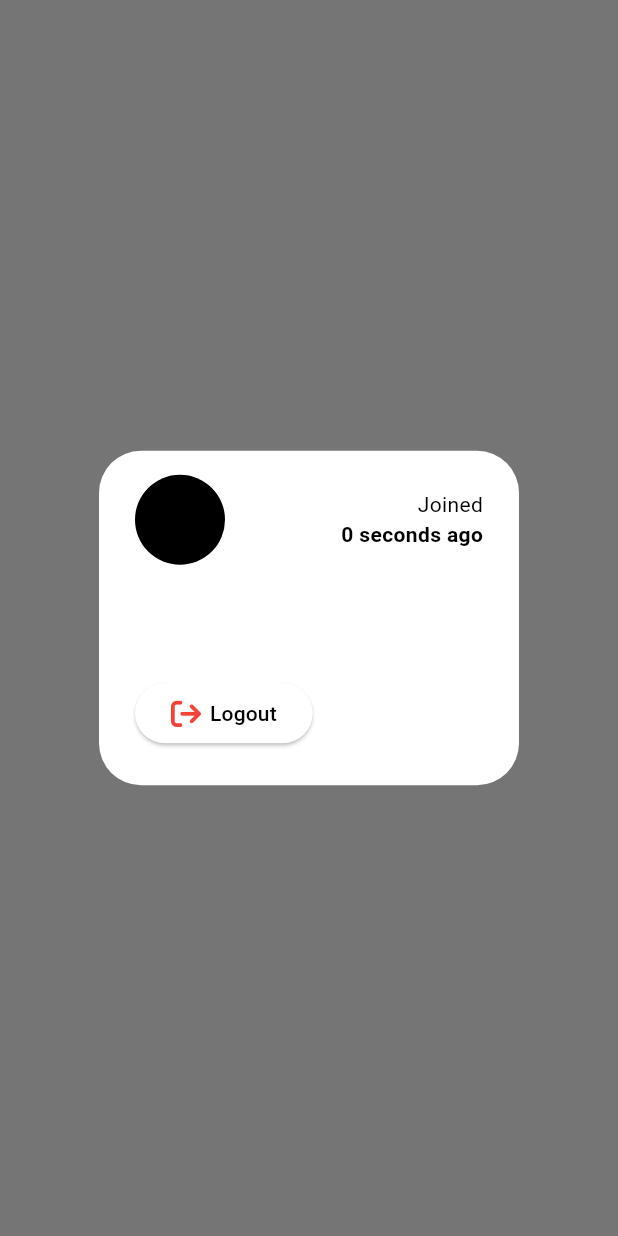
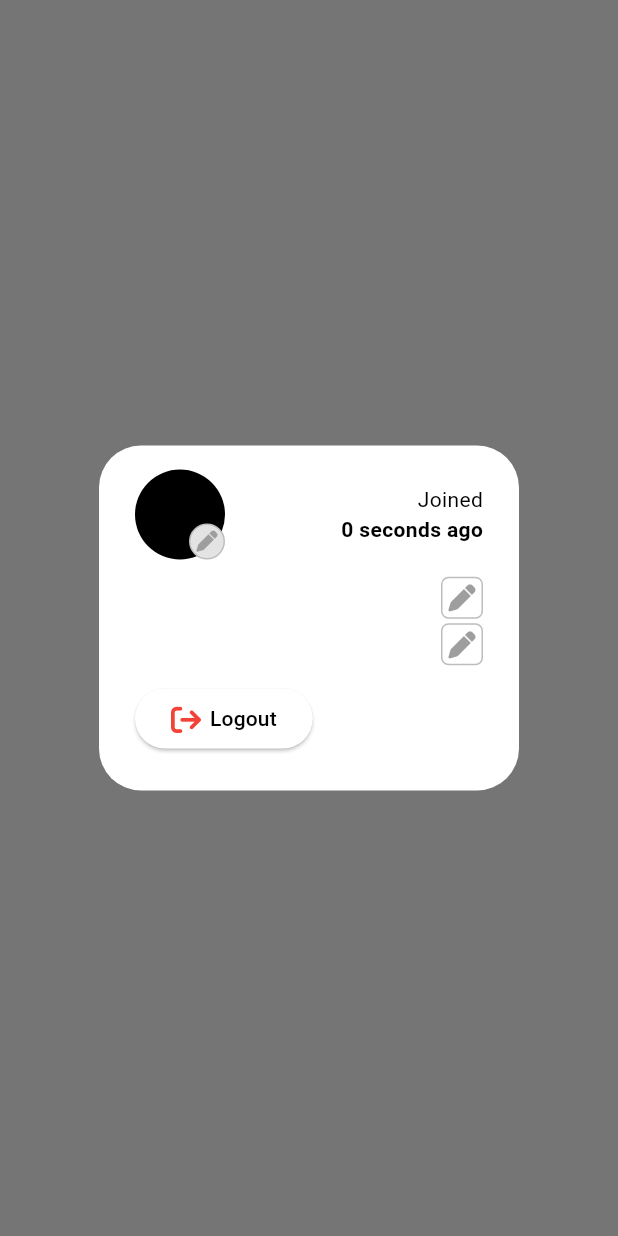
Before and after one commit to Blasix/chexagon, a Flutter app: what showAccountDialog() shows on an empty page, opened directly with empty values, on a phone screen of 412 x 824 dp. Run offline on Flutter 3.47's test engine with Material 2 defaults, Android fonts, the phone set to English and light mode, and no system bars; our stand-ins replace cloud_firestore, firebase_auth, firebase_core, flutter_hooks, font_awesome_flutter, form_validator and 6 more; missing offline and left inert: assorted_layout_widgets, firebase_app_check, hexagon; accounts and stored records are empty; generated files the repository leaves out were written again.

Commit message:
updated ui for changing user settings

```diff
--- a/lib/widgets/account.dart
+++ b/lib/widgets/account.dart
@@ -5,6 +5,7 @@ import 'package:font_awesome_flutter/font_awesome_flutter.dart';
 import 'package:go_router/go_router.dart';
 
 import '../components/user.dart';
+import '../consts/colors.dart';
 
 String calculateAccountAge(Timestamp createdAt) {
   final now = DateTime.now();
@@ -42,8 +43,41 @@ void showAccountDialog(BuildContext context, UserModel user) {
                 Row(
                   mainAxisAlignment: MainAxisAlignment.spaceBetween,
                   children: [
-                    const CircleAvatar(
+                    SizedBox(
+                      height: 60,
+                      width: 60,
+                      child: InkWell(
+                        onTap: () {
+                          print('avatar');
+                        },
+                        borderRadius: BorderRadius.circular(50),
+                        child: Stack(
+                          children: [
+                            const Align(
+                              alignment: Alignment.center,
+                              child: CircleAvatar(
                                 radius: 30,
+                              ),
+                            ),
+                            Align(
+                              alignment: Alignment.bottomRight,
+                              child: Container(
+                                padding: const EdgeInsets.all(4),
+                                decoration: BoxDecoration(
+                                  color: const Color(0xFFe3e3e3),
+                                  border: Border.all(color: cardColor!),
+                                  borderRadius: BorderRadius.circular(50),
+                                ),
+                                child: Icon(
+                                  FontAwesomeIcons.pen,
+                                  color: bgColor,
+                                  size: 14,
+                                ),
+                              ),
+                            ),
+                          ],
+                        ),
+                      ),
                     ),
                     Column(
                       crossAxisAlignment: CrossAxisAlignment.end,
@@ -60,17 +94,63 @@ void showAccountDialog(BuildContext context, UserModel user) {
                   ],
                 ),
                 const SizedBox(height: 10),
+                InkWell(
+                  borderRadius: BorderRadius.circular(5),
+                  onTap: () {
+                    print('username');
+                  },
+                  child: Row(
+                    mainAxisAlignment: MainAxisAlignment.spaceBetween,
+                    children: [
                       Text(
                         user.username,
                         style: const TextStyle(
                           fontWeight: FontWeight.bold,
-                    fontSize: 20,
+                          fontSize: 22,
                         ),
                       ),
+                      Container(
+                        padding: const EdgeInsets.all(4),
+                        decoration: BoxDecoration(
+                          border: Border.all(color: cardColor!),
+                          borderRadius: BorderRadius.circular(5),
+                        ),
+                        child: Icon(
+                          FontAwesomeIcons.pen,
+                          color: bgColor,
+                          size: 18,
+                        ),
+                      ),
+                    ],
+                  ),
+                ),
+                InkWell(
+                  borderRadius: BorderRadius.circular(5),
+                  onTap: () {
+                    print('mail');
+                  },
+                  child: Row(
+                    mainAxisAlignment: MainAxisAlignment.spaceBetween,
+                    children: [
                       Text(
                         user.email,
                         style: const TextStyle(
-                    fontSize: 18,
+                          fontSize: 22,
+                        ),
+                      ),
+                      Container(
+                        padding: const EdgeInsets.all(4),
+                        decoration: BoxDecoration(
+                          border: Border.all(color: cardColor!),
+                          borderRadius: BorderRadius.circular(5),
+                        ),
+                        child: Icon(
+                          FontAwesomeIcons.pen,
+                          color: bgColor,
+                          size: 18,
+                        ),
+                      ),
+                    ],
                   ),
                 ),
                 const SizedBox(height: 10),
```
Lines whose indentation alone changed are shown as unchanged.
